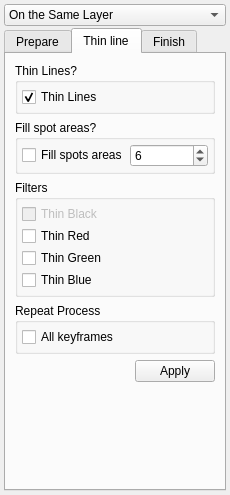
Before: the Qt Designer form app/ui/bitmapcoloringwidget.ui in pencil2d/pencil, drawn with Qt 5.
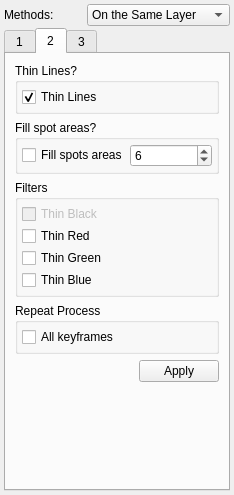
After: the same form once the commit is applied. The open tabs and pages were chosen to show the change. Icons and pictures are not drawn.

```diff
--- a/app/ui/bitmapcoloringwidget.ui
+++ b/app/ui/bitmapcoloringwidget.ui
@@ -6,14 +6,14 @@
    <rect>
     <x>0</x>
     <y>0</y>
-    <width>230</width>
+    <width>234</width>
     <height>495</height>
    </rect>
   </property>
   <property name="windowTitle">
    <string>Form</string>
   </property>
-  <layout class="QVBoxLayout" name="verticalLayout_15">
+  <layout class="QVBoxLayout" name="verticalLayout_14">
    <property name="spacing">
     <number>2</number>
    </property>
@@ -30,7 +30,16 @@
     <number>4</number>
    </property>
    <item>
-    <widget class="QComboBox" name="cbLayerSelector">
+    <layout class="QHBoxLayout" name="horizontalLayout_3">
+     <item>
+      <widget class="QLabel" name="label">
+       <property name="text">
+        <string>Methods: </string>
+       </property>
+      </widget>
+     </item>
+     <item>
+      <widget class="QComboBox" name="cbMethodSelector">
      <property name="toolTip">
       <string>Colorize on Same or Separate layer?</string>
      </property>
@@ -46,6 +55,8 @@
      </item>
     </widget>
    </item>
+    </layout>
+   </item>
    <item>
     <widget class="QTabWidget" name="tabWidget">
      <property name="currentIndex">
@@ -53,7 +64,7 @@
      </property>
      <widget class="QWidget" name="tabPrepare">
       <attribute name="title">
-       <string>Prepare</string>
+       <string>1</string>
       </attribute>
       <layout class="QVBoxLayout" name="verticalLayout_13">
        <item>
@@ -439,9 +450,9 @@
      </widget>
      <widget class="QWidget" name="tabThinLine">
       <attribute name="title">
-       <string>Thin line</string>
+       <string>2</string>
       </attribute>
-      <layout class="QVBoxLayout" name="verticalLayout_14">
+      <layout class="QVBoxLayout" name="verticalLayout_15">
        <item>
         <widget class="QGroupBox" name="gb1Scans_2">
          <property name="title">
@@ -465,6 +476,9 @@
           </property>
           <item>
            <layout class="QHBoxLayout" name="horizontalLayout_12">
+            <property name="spacing">
+             <number>6</number>
+            </property>
             <item>
              <widget class="QCheckBox" name="cb1Thin">
               <property name="text">
@@ -742,7 +756,7 @@
         </widget>
        </item>
        <item>
-        <layout class="QHBoxLayout" name="horizontalLayout_17">
+        <layout class="QHBoxLayout" name="horizontalLayout_5">
          <item>
           <spacer name="horizontalSpacer_16">
            <property name="orientation">
@@ -773,7 +787,7 @@
          <property name="sizeHint" stdset="0">
           <size>
            <width>20</width>
-           <height>80</height>
+           <height>59</height>
           </size>
          </property>
         </spacer>
@@ -782,7 +796,7 @@
      </widget>
      <widget class="QWidget" name="tabFinish">
       <attribute name="title">
-       <string>Finish</string>
+       <string>3</string>
       </attribute>
       <layout class="QVBoxLayout" name="verticalLayout_12">
        <item>
```
Left out of the diff: 8 changed lines with no effect on the pictures. Lines whose indentation alone changed are shown as unchanged.
